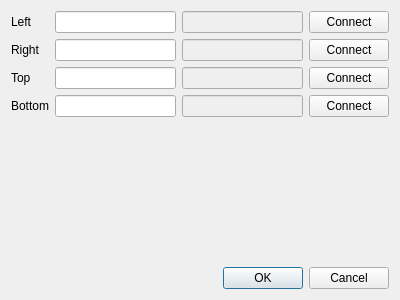
Old version of the form LifeQt/networkui.ui in the repository TimSC/primordial.
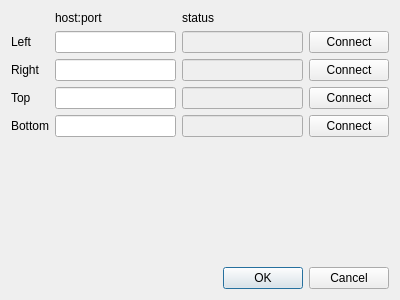
New version of the form.

Commit message: Connect network settings to functions

Diff of the .ui file:
```diff
--- a/LifeQt/networkui.ui
+++ b/LifeQt/networkui.ui
@@ -16,102 +16,116 @@
   <layout class="QVBoxLayout" name="verticalLayout">
    <item>
     <layout class="QGridLayout" name="gridLayout">
-     <item row="0" column="1">
-      <widget class="QLineEdit" name="addressEdit"/>
-     </item>
-     <item row="0" column="3">
+     <item row="1" column="3">
       <widget class="QPushButton" name="connectButton">
        <property name="text">
         <string>Connect</string>
        </property>
       </widget>
      </item>
-     <item row="2" column="3">
+     <item row="3" column="0">
+      <widget class="QLabel" name="label_3">
+       <property name="text">
+        <string>Top</string>
+       </property>
+      </widget>
+     </item>
+     <item row="3" column="3">
       <widget class="QPushButton" name="connectButton_3">
        <property name="text">
         <string>Connect</string>
        </property>
       </widget>
      </item>
-     <item row="2" column="2">
-      <widget class="QLineEdit" name="status_3">
-       <property name="enabled">
-        <bool>false</bool>
-       </property>
-      </widget>
-     </item>
-     <item row="1" column="3">
-      <widget class="QPushButton" name="connectButton_2">
-       <property name="text">
-        <string>Connect</string>
-       </property>
-      </widget>
-     </item>
-     <item row="1" column="1">
+     <item row="2" column="1">
       <widget class="QLineEdit" name="addressEdit_2"/>
      </item>
-     <item row="3" column="2">
+     <item row="4" column="2">
       <widget class="QLineEdit" name="status_4">
        <property name="enabled">
         <bool>false</bool>
        </property>
       </widget>
      </item>
+     <item row="1" column="1">
+      <widget class="QLineEdit" name="addressEdit"/>
+     </item>
      <item row="1" column="2">
-      <widget class="QLineEdit" name="status_2">
-       <property name="enabled">
-        <bool>false</bool>
-       </property>
-      </widget>
-     </item>
-     <item row="3" column="3">
-      <widget class="QPushButton" name="connectButton_4">
-       <property name="text">
-        <string>Connect</string>
-       </property>
-      </widget>
-     </item>
-     <item row="0" column="2">
       <widget class="QLineEdit" name="status">
        <property name="enabled">
         <bool>false</bool>
        </property>
       </widget>
      </item>
-     <item row="2" column="1">
-      <widget class="QLineEdit" name="addressEdit_3"/>
-     </item>
-     <item row="3" column="1">
-      <widget class="QLineEdit" name="addressEdit_4"/>
-     </item>
-     <item row="0" column="0">
+     <item row="1" column="0">
       <widget class="QLabel" name="label">
        <property name="text">
         <string>Left</string>
        </property>
       </widget>
      </item>
-     <item row="1" column="0">
-      <widget class="QLabel" name="label_2">
+     <item row="4" column="3">
+      <widget class="QPushButton" name="connectButton_4">
        <property name="text">
-        <string>Right</string>
+        <string>Connect</string>
        </property>
       </widget>
      </item>
-     <item row="2" column="0">
-      <widget class="QLabel" name="label_3">
+     <item row="4" column="1">
+      <widget class="QLineEdit" name="addressEdit_4"/>
+     </item>
+     <item row="3" column="1">
+      <widget class="QLineEdit" name="addressEdit_3"/>
+     </item>
+     <item row="3" column="2">
+      <widget class="QLineEdit" name="status_3">
+       <property name="enabled">
+        <bool>false</bool>
+       </property>
+      </widget>
+     </item>
+     <item row="2" column="3">
+      <widget class="QPushButton" name="connectButton_2">
        <property name="text">
-        <string>Top</string>
+        <string>Connect</string>
        </property>
       </widget>
      </item>
-     <item row="3" column="0">
+     <item row="4" column="0">
       <widget class="QLabel" name="label_4">
        <property name="text">
         <string>Bottom</string>
        </property>
       </widget>
      </item>
+     <item row="2" column="0">
+      <widget class="QLabel" name="label_2">
+       <property name="text">
+        <string>Right</string>
+       </property>
+      </widget>
+     </item>
+     <item row="2" column="2">
+      <widget class="QLineEdit" name="status_2">
+       <property name="enabled">
+        <bool>false</bool>
+       </property>
+      </widget>
+     </item>
+     <item row="0" column="1">
+      <widget class="QLabel" name="label_5">
+       <property name="text">
+        <string>host:port</string>
+       </property>
+      </widget>
+     </item>
+     <item row="0" column="2">
+      <widget class="QLabel" name="label_6">
+       <property name="text">
+        <string>status</string>
+       </property>
+      </widget>
+     </item>
     </layout>
    </item>
    <item>
```
The commit also changes 5 other files.
